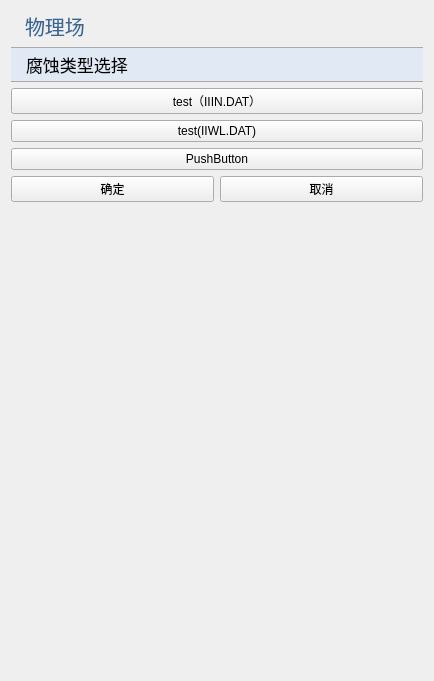
Old version of the form plugins/Base_PhysicalField/PhysicalFieldSettingWidget.ui in the repository asd977/base_cae.
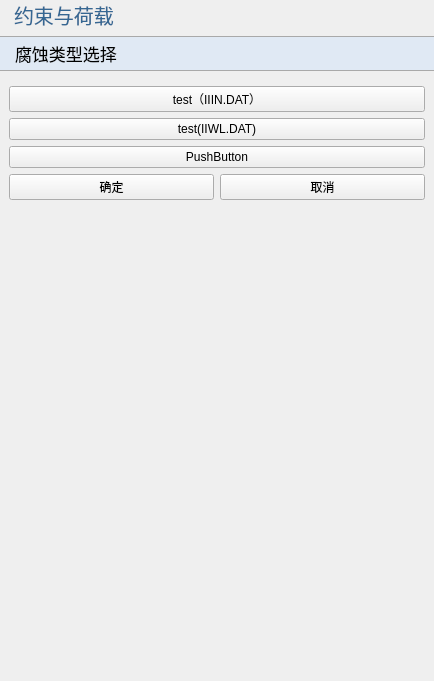
New version of the form. Icons and pictures are not drawn.

Commit message: style: refine Base_PhysicalField ui layout containers and spacing

```diff
--- a/plugins/Base_PhysicalField/PhysicalFieldSettingWidget.ui
+++ b/plugins/Base_PhysicalField/PhysicalFieldSettingWidget.ui
@@ -23,25 +23,19 @@
     border-color: rgb(121, 121, 121);
     border-style: solid;
     height: 33px;
-    border-top: 1px solid rgb(169, 169, 169); /* 上边框为灰色 */
-    border-bottom: 1px solid rgb(169, 169, 169); /* 下边框为灰色 */
-    border-left: none; /* 移除左边框 */
+    border-top: 1px solid rgb(169, 169, 169);
+    border-bottom: 1px solid rgb(169, 169, 169);
+    border-left: none;
     border-right: none;
     text-align: left;
 	padding-left: 15px;
 	font-size: 17px;
-	border-style: solid;
 }
 QLabel {
     font-family: &quot;Microsoft YaHei&quot;, &quot;微软雅黑&quot;;
     font-size: 17px;
     text-align: left;
     color: rgb(51, 51, 51);
-    white-space: nowrap;
-    line-height: 50px;
-    position: absolute;
-    top: 0px;
-    left: 0px;
 }
 QLabel#pageNameLabel {
     font-size: 20px;
@@ -50,10 +44,11 @@
 	padding-left:9px;
     color: rgb(53, 103, 147);
 }
-QLineEdit {
-    border: 1px solid rgb(200, 200, 200); /* 设置边框为淡灰色 */
-    border-radius: 2px; /* 设置圆角半径为 5 像素 */
+QLineEdit, QDoubleSpinBox, QSpinBox {
+    border: 1px solid rgb(200, 200, 200);
+    border-radius: 2px;
 	font-size: 17px;
+    min-height: 30px;
 }
 QLineEdit:focus {
     border-color: rgb(100, 100, 255); /* 设置焦点时的边框颜色为蓝色 */
@@ -67,46 +62,39 @@
     padding-left:6px;
     background: rgb(240, 240, 240);
     border: 1px solid rgb(169, 169, 169);
-    border-radius: 3px; /* 设置边框的圆角半径为5像素 */
+    border-radius: 3px;
+    min-height: 30px;
 }
 QComboBox::drop-down {
     background: rgb(240, 240, 240);
-}
-QComboBox::down-arrow {
-    image: url(:/resources/down_arrow.png); /* 替换下拉箭头图标 */
-}
-/*QCombobox右侧按钮*/
-QComboBox::drop-down {
     subcontrol-origin: padding;
-    subcontrol-position: top right;/*放于右方顶部*/
-    border-top-right-radius: 3px;/*设置边框圆角*/
+    subcontrol-position: top right;
+    border-top-right-radius: 3px;
     border-bottom-right-radius: 3px;
 }
-QLineEdit {
-    border: 1px solid rgb(200, 200, 200); /* 设置边框为淡灰色 */
-    border-radius: 2px; /* 设置圆角半径为 5 像素 */
-	font-size: 17px;
+QComboBox::down-arrow {
+    image: url(:/resources/down_arrow.png);
 }
-QLineEdit:focus {
-    border-color: rgb(100, 100, 255); /* 设置焦点时的边框颜色为蓝色 */
-    outline: none; /* 去掉默认的焦点边框 */
+QRadioButton, QCheckBox, QGroupBox {
+    font-size: 17px;
 }
-
-QRadioButton {
-    font-size: 17px; /* 设置字体大小为 14 像素 */
-}
-
-QCheckBox {
-    font-size: 17px; /* 设置字体大小为 14 像素 */
-}
-
-QGroupBox{
-    font-size: 17px; /* 设置字体大小为 14 像素 */   
+QTableWidget {
+    font-size: 16px;
+    gridline-color: rgb(210, 210, 210);
 }
 
 </string>
   </property>
   <layout class="QVBoxLayout" name="verticalLayout">
+   <property name="leftMargin">
+    <number>0</number>
+   </property>
+   <property name="topMargin">
+    <number>0</number>
+   </property>
+   <property name="rightMargin">
+    <number>0</number>
+   </property>
    <item>
     <widget class="QLabel" name="pageNameLabel">
      <property name="sizePolicy">
@@ -116,7 +104,7 @@
       </sizepolicy>
      </property>
      <property name="text">
-      <string>物理场</string>
+      <string>约束与荷载</string>
      </property>
     </widget>
    </item>
@@ -134,6 +122,9 @@
     </widget>
    </item>
    <item>
+    <widget class="QWidget" name="contentWidget" native="true">
+     <layout class="QVBoxLayout" name="contentLayout">
+   <item>
     <widget class="QPushButton" name="testPushButton">
      <property name="text">
       <string>test（IIIN.DAT）</string>
@@ -141,7 +132,7 @@
     </widget>
    </item>
    <item>
-    <widget class="QPushButton" name="pushButton">
+    <widget class="QPushButton" name="dataPushButton">
      <property name="text">
       <string>test(IIWL.DAT)</string>
      </property>
@@ -171,7 +162,10 @@
       </widget>
      </item>
     </layout>
+   </item>     </layout>
+    </widget>
    </item>
+
    <item>
     <spacer name="verticalSpacer">
      <property name="sizeHint" stdset="0">
```
Left out of the diff: 6 changed lines with no effect on the pictures. The commit also changes 10 other files.
